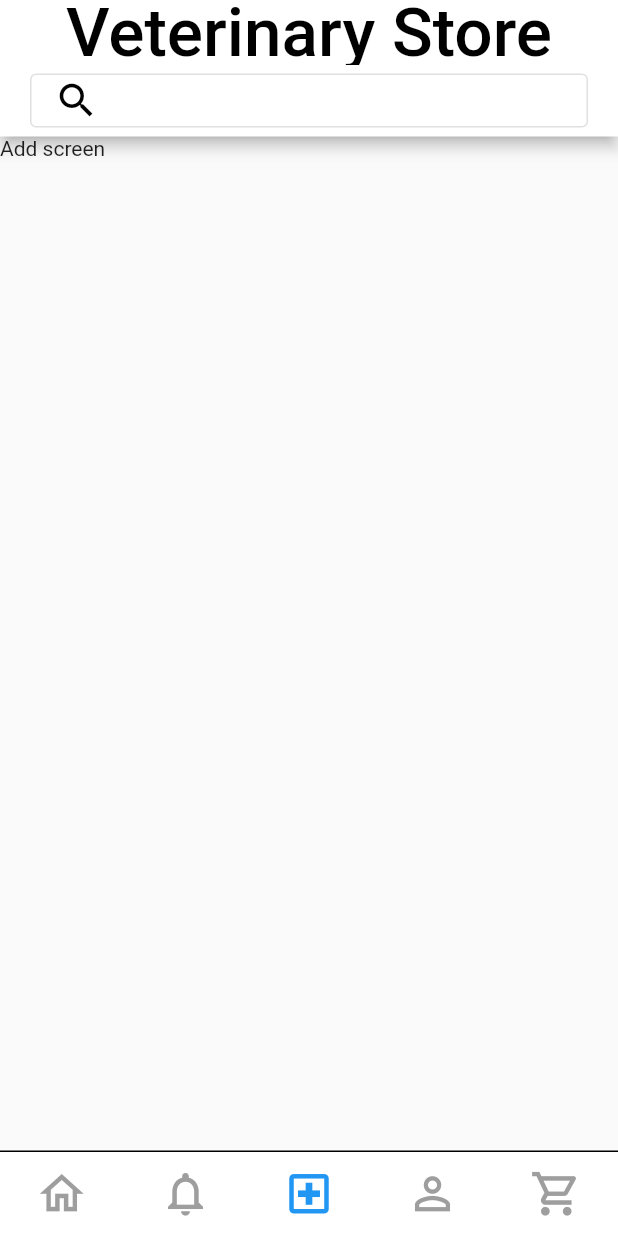
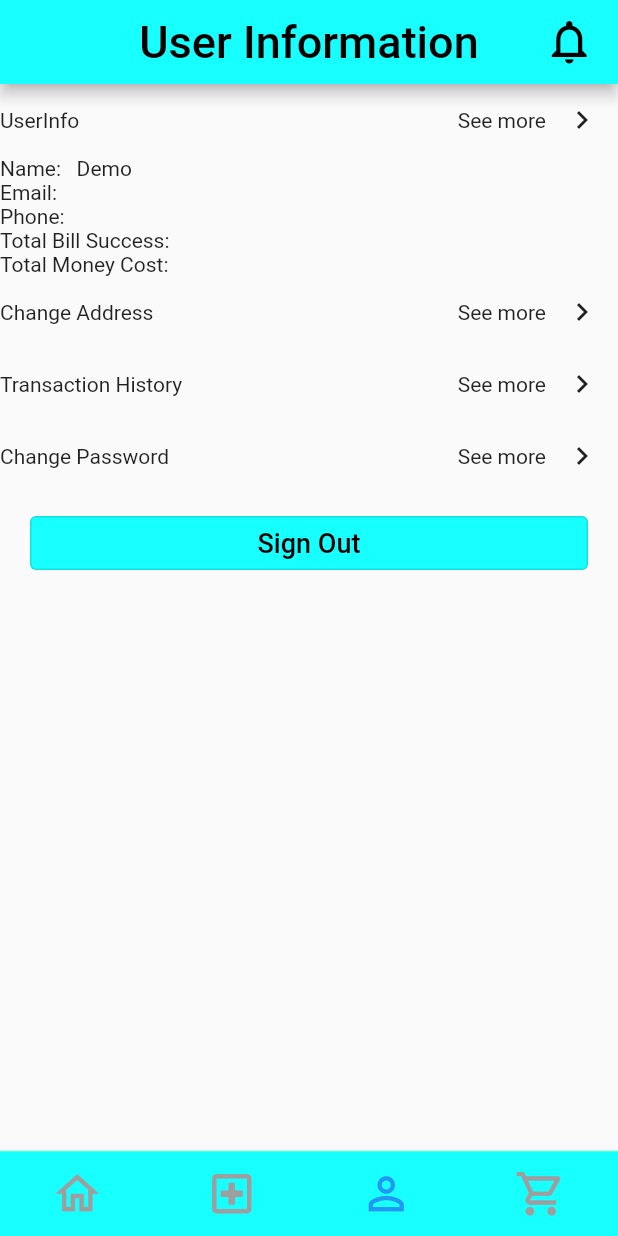
Before and after one commit to ndmnhat/Veterinary_Store, a Flutter app: the screen it shows after launch, item 3 of the bottom bar chosen, on a phone screen of 412 x 824 dp. Run offline on Flutter 3.47's test engine with Material 2 defaults, Android fonts, the light colour scheme and no system bars; missing offline and left inert: smart_grid_view.

Commit message:
New Screen

```diff
--- a/veterinary_store_app/lib/screens/app_screen.dart
+++ b/veterinary_store_app/lib/screens/app_screen.dart
@@ -1,5 +1,9 @@
 import 'package:flutter/material.dart';
-import 'home_screen.dart';
+import 'package:veterinary_store_app/screens/notification_screen.dart';
+import 'package:veterinary_store_app/screens/user_info_screen.dart';
+import 'package:veterinary_store_app/screens/cart_screen.dart';
+import 'package:veterinary_store_app/screens/health_care_screen.dart';
+import 'package:veterinary_store_app/screens/home_screen.dart';
 
 class AppScreen extends StatefulWidget {
   @override
@@ -8,19 +12,28 @@ class AppScreen extends StatefulWidget {
 
 class _AppScreenState extends State<AppScreen> {
   int _selectedIndex = 0;
-
+  String _titleScreen = 'Veterinary Store';
   List <Widget> _widgetOptions = <Widget>[
     HomeScreen(),
-    Text('Reminder screen'),
-    Text('Add screen'),
-    Text('Profile screen'),
-    Text('Cart screen'),
+    HealthCare(),
+    UserInfo(),
+    CartScreen(),
 
   ];
 
   void _onItemTap(int index){
     setState(() {
       _selectedIndex = index;
+      if(index == 0){
+        _titleScreen = 'Veterinary Store';
+      }
+      else if(index == 1){
+        _titleScreen = 'HealthCare';
+      }else if(index == 2){
+        _titleScreen = 'User Information';
+      }else if(index == 3){
+        _titleScreen = 'Cart';
+      }
     });
   }
   @override
@@ -28,13 +41,13 @@ class _AppScreenState extends State<AppScreen> {
     return Scaffold(
       appBar: AppBar(
         centerTitle: true,
-        title: Text('Veterinary Store' ,style: TextStyle(fontSize: 45,color: Colors.black)),
-        backgroundColor: Colors.white,
-        bottom: PreferredSize(
+        title: Text(_titleScreen, style: TextStyle(fontSize: 30,color: Colors.black)),
+        backgroundColor: Colors.cyanAccent,
+        bottom: _selectedIndex == 0 ? PreferredSize(
           preferredSize: Size(35, 35),
           child: Container(
             child: Padding(
-              padding: const  EdgeInsets.fromLTRB(20, 0, 20, 0),
+              padding: const  EdgeInsets.fromLTRB(20, 0, 20, 5),
               child: OutlinedButton(
                 child: Row(
                   children: [
@@ -43,21 +56,59 @@ class _AppScreenState extends State<AppScreen> {
               ),
             ),
           ),
+        ) : null,
+        actions: [
+          Padding(
+            padding: const EdgeInsets.fromLTRB(0, 0, 10, 0),
+            child: IconButton(
+              icon: Icon(
+                Icons.notifications_none,
+                color: Colors.black,
+                size: 35,
               ),
+              onPressed: (){_nofi();},
+            ),
+          ),
+        ],
       ),
       body: _widgetOptions.elementAt(_selectedIndex),
       bottomNavigationBar: Container(
+        height: _selectedIndex == 3 ? 110 : 57,
         decoration: BoxDecoration(
-            border: Border(top: BorderSide(color: Colors.black, width: 1.0))),
-        child: BottomNavigationBar(
+            border: Border(top: BorderSide(color: Colors.tealAccent, width: 1.0))),
+          child:Column(
+            mainAxisAlignment: MainAxisAlignment.end,
+            children: [
+              _selectedIndex == 3 ? Row(
+                mainAxisAlignment: MainAxisAlignment.spaceBetween,
+                children: [
+                  Padding(
+                    padding: const EdgeInsets.fromLTRB(10, 0, 10, 10),
+                    child: Column(
+                      crossAxisAlignment: CrossAxisAlignment.start,
+                      children: [
+                        Text("Hello", style: TextStyle(color: Colors.black)),
+                        Text("0 đ",style: TextStyle(color: Colors.black)),
+                      ],
+                    ),
+                  ),
+                  Padding(
+                    padding: const EdgeInsets.fromLTRB(10, 0, 10, 10),
+                    child: OutlinedButton(
+                      child: Row(
+                        children: [
+                          Text("Pay",style: TextStyle(color: Colors.black)),
+                          Icon(Icons.arrow_right_alt, color: Colors.black, size: 30),],
+                      ),
+                    ),
+                  ),
+                ],
+              ) : Row(),
+              BottomNavigationBar(
                 type: BottomNavigationBarType.fixed,
                 items: [
                   BottomNavigationBarItem(
                     icon: Icon(Icons.home_outlined ),
-              label: '',
-            ),
-            BottomNavigationBarItem(
-              icon: Icon(Icons.notifications_none ),
                     label: '',
                   ),
                   BottomNavigationBarItem(
@@ -80,9 +131,16 @@ class _AppScreenState extends State<AppScreen> {
                 unselectedItemColor: Colors.grey,
                 selectedFontSize: 1.0,
                 unselectedFontSize: 1.0,
-          backgroundColor: Colors.white,
+                backgroundColor: Colors.cyanAccent,
+            ),]
           ),
         ),
     );
   }
+
+  void _nofi() {
+    print("text");
+    Navigator.of(context).push(MaterialPageRoute(builder: (context) => NofiScreen()));
   }
+
+}
--- /dev/null
+++ b/veterinary_store_app/lib/screens/user_info_screen.dart
@@ -0,0 +1,122 @@
+import 'package:flutter/material.dart';
+import 'package:veterinary_store_app/screens/transaction_history_screen.dart';
+
+import 'change_address_screen.dart';
+import 'change_info_user_screen.dart';
+import 'change_pass_screen.dart';
+
+class UserInfo extends StatefulWidget {
+  @override
+  _UserInfoState createState() => _UserInfoState();
+}
+
+class _UserInfoState extends State<UserInfo> {
+  @override
+  Widget build(BuildContext context) {
+    return Container(
+      child: Column(
+        children: [
+          Row(
+            mainAxisAlignment: MainAxisAlignment.spaceBetween,
+            children: [
+              Text("UserInfo"),
+              Row(
+                children: [
+                  Text("See more"),
+                  IconButton(icon: Icon(Icons.keyboard_arrow_right), onPressed:(){_userInfoChange();}),
+                ],
+              )
+            ],
+          ),
+          Row(
+            children: [
+              Text("Name:   Demo"),],
+          ),
+          Row(
+            children: [
+              Text("Email:"),],
+          ),
+          Row(
+            children: [
+              Text("Phone:"),],
+          ),
+          Row(
+            children: [
+              Text("Total Bill Success:"),],
+          ),
+          Row(
+            children: [
+              Text("Total Money Cost:"),],
+          ),
+          Row(
+            mainAxisAlignment: MainAxisAlignment.spaceBetween,
+            children: [
+              Text("Change Address"),
+              Row(
+                children: [
+                  Text("See more"),
+                  IconButton(icon: Icon(Icons.keyboard_arrow_right), onPressed:(){_changeAddress();},),
+                ],
+              )
+            ],
+          ),
+          Row(
+            mainAxisAlignment: MainAxisAlignment.spaceBetween,
+            children: [
+              Text("Transaction History"),
+              Row(
+                children: [
+                  Text("See more"),
+                  IconButton(icon: Icon(Icons.keyboard_arrow_right), onPressed:(){_tranHisScreen();},),
+                ],
+              )
+            ],
+          ),
+          Row(
+            mainAxisAlignment: MainAxisAlignment.spaceBetween,
+            children: [
+              Text("Change Password"),
+              Row(
+                children: [
+                  Text("See more"),
+                  IconButton(icon: Icon(Icons.keyboard_arrow_right), onPressed:(){_changePass();},),
+                ],
+              )
+            ],
+          ),
+          Padding(
+            padding: const EdgeInsets.fromLTRB(20, 10, 20, 0),
+            child: OutlinedButton(
+              style: ButtonStyle(backgroundColor: MaterialStateProperty.all<Color>(Colors.cyanAccent),),
+              child: Row(
+                mainAxisAlignment: MainAxisAlignment.center,
+                children: [
+                  Text("Sign Out",style: TextStyle(
+                    color: Colors.black,
+                    fontSize: 18,
+                  ),),],
+              ),
+            ),
+          ),
+        ],
+      ),
+    );
+  }
+
+  void _tranHisScreen() {
+    print("text");
+    Navigator.of(context).push(MaterialPageRoute(builder: (context) => TranHis()));
+  }
+
+  void _userInfoChange(){
+    Navigator.of(context).push(MaterialPageRoute(builder: (context) => ChangeInfo()));
+  }
+
+  void _changePass(){
+    Navigator.of(context).push(MaterialPageRoute(builder: (context) => ChangePass()));
+  }
+
+  void _changeAddress(){
+    Navigator.of(context).push(MaterialPageRoute(builder: (context) => ChangeAddress()));
+  }
+}
--- a/veterinary_store_app/pubspec.yaml
+++ b/veterinary_store_app/pubspec.yaml
@@ -28,6 +28,7 @@ dependencies:
   # The following adds the Cupertino Icons font to your application.
   # Use with the CupertinoIcons class for iOS style icons.
   cupertino_icons: ^1.0.2
+  smart_grid_view: ^0.2.1
 
 dev_dependencies:
   flutter_test:
```
Also changed, not shown: veterinary_store_app/lib/screens/cart_screen.dart (added, +94 -0 lines), veterinary_store_app/lib/screens/change_address_screen.dart (added, +68 -0 lines), veterinary_store_app/lib/screens/change_info_user_screen.dart (added, +88 -0 lines), veterinary_store_app/lib/screens/change_pass_screen.dart (added, +88 -0 lines), veterinary_store_app/lib/screens/health_care_screen.dart (added, +15 -0 lines), veterinary_store_app/lib/screens/home_screen.dart (+64 -2 lines), veterinary_store_app/lib/screens/notification_screen.dart (added, +26 -0 lines), veterinary_store_app/lib/screens/transaction_history_screen.dart (added, +70 -0 lines), veterinary_store_app/pubspec.lock. Lines whose indentation alone changed are shown as unchanged.
